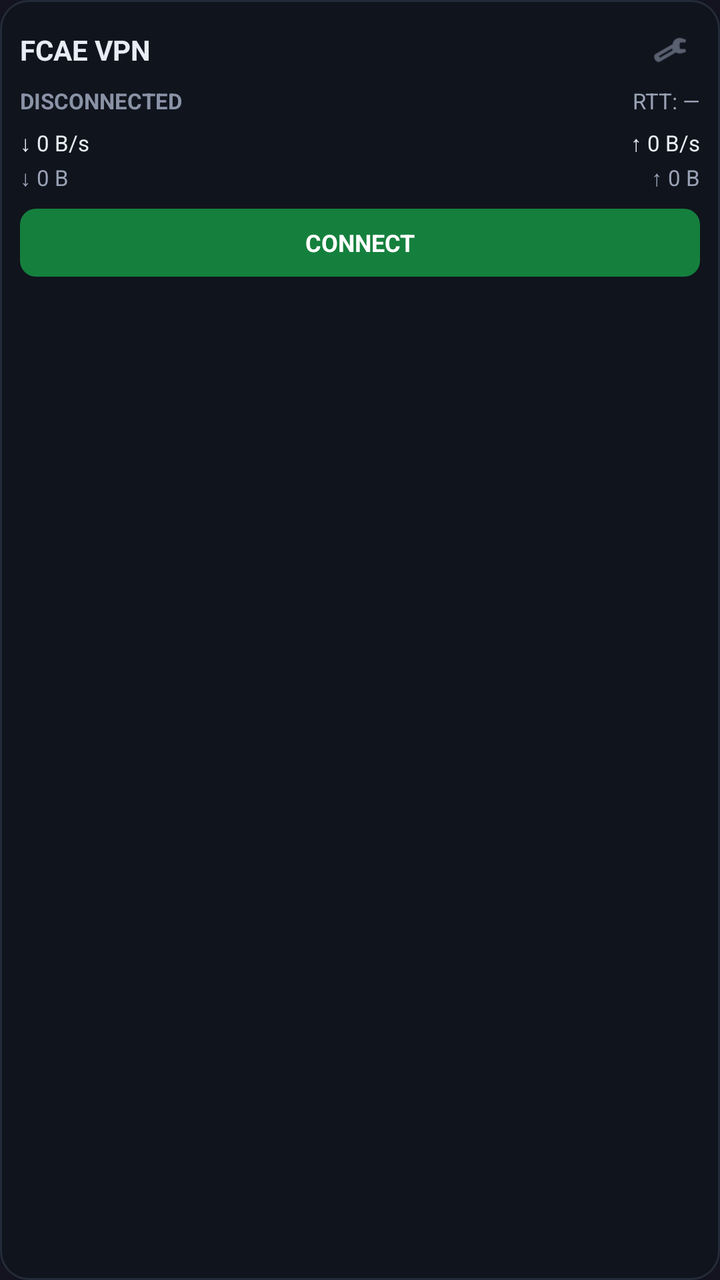
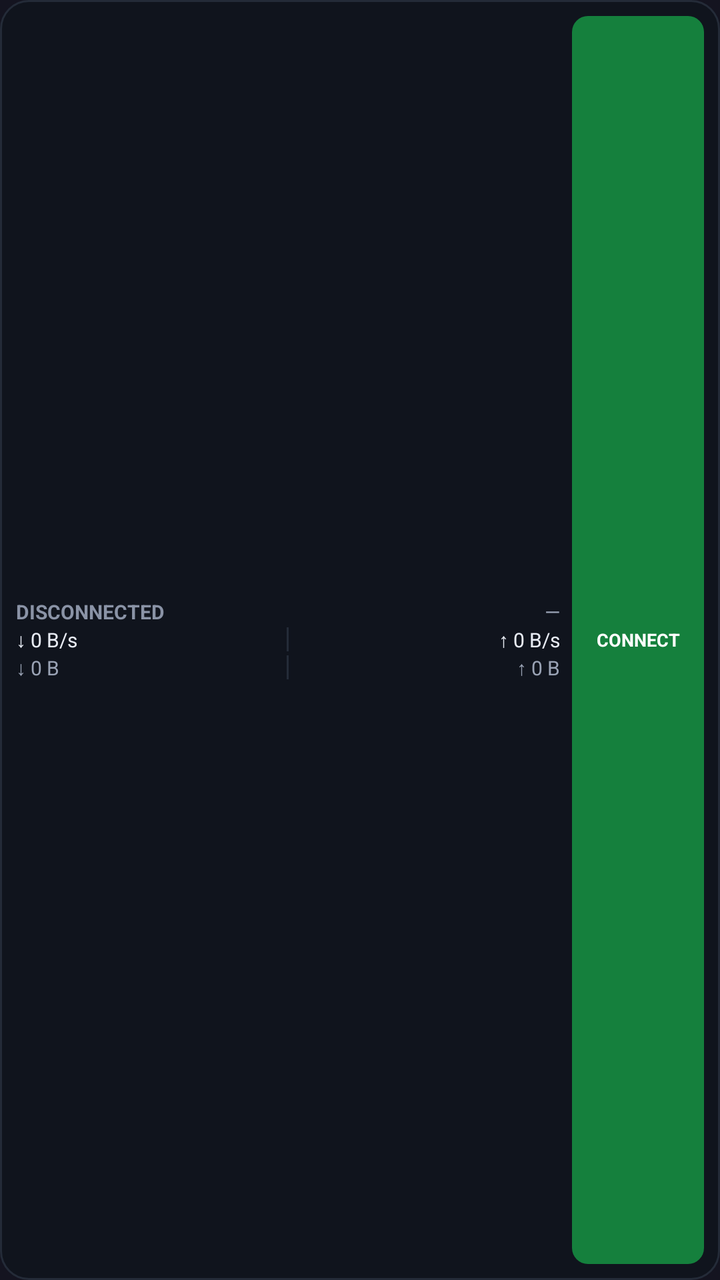

Compare the two renders of this Android layout. The source of the first and the diff that turns it into the second are given below.
<!-- AndroidManifest.xml: application theme Theme.FCAEVPN -->
<!-- res/layout/widget_vpn.xml -->
<?xml version="1.0" encoding="utf-8"?>
<LinearLayout xmlns:android="http://schemas.android.com/apk/res/android"
    android:id="@+id/widget_root"
    android:layout_width="match_parent"
    android:layout_height="match_parent"
    android:background="@drawable/widget_bg"
    android:orientation="vertical"
    android:padding="10dp">

    
    <LinearLayout
        android:id="@+id/widget_header"
        android:layout_width="match_parent"
        android:layout_height="wrap_content"
        android:gravity="center_vertical"
        android:orientation="horizontal">

        <TextView
            android:id="@+id/widget_title"
            android:layout_width="0dp"
            android:layout_height="wrap_content"
            android:layout_weight="1"
            android:text="FCAE VPN"
            android:textColor="#FFE8ECF4"
            android:textSize="14sp"
            android:textStyle="bold" />

        <ImageButton
            android:id="@+id/widget_btn_settings"
            android:layout_width="30dp"
            android:layout_height="30dp"
            android:background="@android:color/transparent"
            android:contentDescription="Settings"
            android:padding="6dp"
            android:scaleType="fitCenter"
            android:src="@android:drawable/ic_menu_preferences"
            android:tint="#FF8A93A6" />
    </LinearLayout>

    
    <LinearLayout
        android:layout_width="match_parent"
        android:layout_height="wrap_content"
        android:layout_marginTop="3dp"
        android:gravity="center_vertical"
        android:orientation="horizontal">

        <TextView
            android:id="@+id/widget_status"
            android:layout_width="0dp"
            android:layout_height="wrap_content"
            android:layout_weight="1"
            android:ellipsize="end"
            android:singleLine="true"
            android:text="DISCONNECTED"
            android:textColor="#FF8A93A6"
            android:textSize="11sp"
            android:textStyle="bold" />

        <TextView
            android:id="@+id/widget_rtt"
            android:layout_width="wrap_content"
            android:layout_height="wrap_content"
            android:layout_marginStart="6dp"
            android:singleLine="true"
            android:text="RTT: —"
            android:textColor="#FF9AA3B5"
            android:textSize="11sp" />
    </LinearLayout>

    
    <LinearLayout
        android:layout_width="match_parent"
        android:layout_height="wrap_content"
        android:layout_marginTop="6dp"
        android:orientation="horizontal">

        <TextView
            android:id="@+id/widget_rx_rate"
            android:layout_width="0dp"
            android:layout_height="wrap_content"
            android:layout_weight="1"
            android:ellipsize="end"
            android:singleLine="true"
            android:text="↓ 0 B/s"
            android:textColor="#FFE8ECF4"
            android:textSize="11sp" />

        <TextView
            android:id="@+id/widget_tx_rate"
            android:layout_width="0dp"
            android:layout_height="wrap_content"
            android:layout_weight="1"
            android:ellipsize="end"
            android:gravity="end"
            android:singleLine="true"
            android:text="↑ 0 B/s"
            android:textColor="#FFE8ECF4"
            android:textSize="11sp" />
    </LinearLayout>

    
    <LinearLayout
        android:layout_width="match_parent"
        android:layout_height="wrap_content"
        android:layout_marginTop="2dp"
        android:orientation="horizontal">

        <TextView
            android:id="@+id/widget_rx_total"
            android:layout_width="0dp"
            android:layout_height="wrap_content"
            android:layout_weight="1"
            android:ellipsize="end"
            android:singleLine="true"
            android:text="↓ 0 B"
            android:textColor="#FF9AA3B5"
            android:textSize="11sp" />

        <TextView
            android:id="@+id/widget_tx_total"
            android:layout_width="0dp"
            android:layout_height="wrap_content"
            android:layout_weight="1"
            android:ellipsize="end"
            android:gravity="end"
            android:singleLine="true"
            android:text="↑ 0 B"
            android:textColor="#FF9AA3B5"
            android:textSize="11sp" />
    </LinearLayout>

    
    <LinearLayout
        android:layout_width="match_parent"
        android:layout_height="wrap_content"
        android:layout_marginTop="8dp"
        android:gravity="center_vertical"
        android:orientation="horizontal">

        <TextView
            android:id="@+id/widget_btn_pause_resume"
            android:layout_width="0dp"
            android:layout_height="34dp"
            android:layout_marginEnd="8dp"
            android:layout_weight="1"
            android:background="@drawable/widget_btn_tun_stop"
            android:gravity="center"
            android:text="STOP"
            android:textColor="#FFFFFFFF"
            android:textSize="12sp"
            android:textStyle="bold"
            android:visibility="gone" />

        <TextView
            android:id="@+id/widget_btn_action"
            android:layout_width="0dp"
            android:layout_height="34dp"
            android:layout_weight="2"
            android:background="@drawable/widget_btn_connect"
            android:gravity="center"
            android:text="CONNECT"
            android:textColor="#FFFFFFFF"
            android:textSize="12sp"
            android:textStyle="bold" />
    </LinearLayout>

</LinearLayout>
<!-- resources referenced by this layout -->
<resources>
  <!-- drawable widget_bg (drawable) -->
  <?xml version="1.0" encoding="utf-8"?>
  <shape xmlns:android="http://schemas.android.com/apk/res/android"
      android:shape="rectangle">
      <solid android:color="#FF10141D" />
      <corners android:radius="14dp" />
      <stroke
          android:width="1dp"
          android:color="#FF242B38" />
  </shape>
  <!-- drawable widget_btn_connect (drawable) -->
  <?xml version="1.0" encoding="utf-8"?>
  <shape xmlns:android="http://schemas.android.com/apk/res/android"
      android:shape="rectangle">
      <solid android:color="#FF15803D" />
      <corners android:radius="8dp" />
  </shape>
  <!-- drawable widget_btn_tun_stop (drawable) -->
  <?xml version="1.0" encoding="utf-8"?>
  <shape xmlns:android="http://schemas.android.com/apk/res/android"
      android:shape="rectangle">
      <solid android:color="#FFB45309" />
      <corners android:radius="8dp" />
  </shape>
  <style name="Theme.FCAEVPN" parent="Theme.MaterialComponents.DayNight.NoActionBar">
          <item name="colorPrimary">#FF1A3A5C</item>
          <item name="colorPrimaryVariant">#FF0D2137</item>
          <item name="colorOnPrimary">#FFFFFFFF</item>
          <item name="android:windowBackground">#FF141420</item>
          
          <item name="android:textColorPrimary">#FFE8ECF4</item>
          <item name="android:textColorSecondary">#FFB0B8C8</item>
          
          <item name="android:editTextColor">#FFE8ECF4</item>
          <item name="android:textColorHint">#FF6B7280</item>
          
          <item name="android:colorControlActivated">#FF60A5FA</item>
          
          <item name="android:textColorLink">#FF60A5FA</item>
          
          <item name="android:windowLightStatusBar">false</item>
      </style>
</resources>

<!-- the commit's change to res/layout/widget_vpn.xml (unified diff, before → after) -->
@@ -4,164 +4,153 @@
     android:layout_width="match_parent"
     android:layout_height="match_parent"
     android:background="@drawable/widget_bg"
-    android:orientation="vertical"
-    android:padding="10dp">
+    android:orientation="horizontal"
+    android:padding="8dp">
 
-    
     <LinearLayout
         android:id="@+id/widget_header"
-        android:layout_width="match_parent"
-        android:layout_height="wrap_content"
+        android:layout_width="0dp"
+        android:layout_height="match_parent"
+        android:layout_weight="1"
         android:gravity="center_vertical"
-        android:orientation="horizontal">
+        android:orientation="vertical">
 
-        <TextView
-            android:id="@+id/widget_title"
-            android:layout_width="0dp"
+        <LinearLayout
+            android:layout_width="match_parent"
             android:layout_height="wrap_content"
-            android:layout_weight="1"
-            android:text="FCAE VPN"
-            android:textColor="#FFE8ECF4"
-            android:textSize="14sp"
-            android:textStyle="bold" />
+            android:gravity="center_vertical"
+            android:orientation="horizontal">
 
-        <ImageButton
-            android:id="@+id/widget_btn_settings"
-            android:layout_width="30dp"
-            android:layout_height="30dp"
-            android:background="@android:color/transparent"
-            android:contentDescription="Settings"
-            android:padding="6dp"
-            android:scaleType="fitCenter"
-            android:src="@android:drawable/ic_menu_preferences"
-            android:tint="#FF8A93A6" />
+            <TextView
+                android:id="@+id/widget_status"
+                android:layout_width="0dp"
+                android:layout_height="wrap_content"
+                android:layout_weight="1"
+                android:ellipsize="end"
+                android:singleLine="true"
+                android:text="DISCONNECTED"
+                android:textColor="#FF8A93A6"
+                android:textSize="10sp"
+                android:textStyle="bold" />
+
+            <TextView
+                android:id="@+id/widget_rtt"
+                android:layout_width="wrap_content"
+                android:layout_height="wrap_content"
+                android:layout_marginStart="4dp"
+                android:singleLine="true"
+                android:text="—"
+                android:textColor="#FF9AA3B5"
+                android:textSize="10sp" />
+        </LinearLayout>
+
+        <LinearLayout
+            android:layout_width="match_parent"
+            android:layout_height="wrap_content"
+            android:gravity="center_vertical"
+            android:orientation="horizontal">
+
+            <TextView
+                android:id="@+id/widget_rx_rate"
+                android:layout_width="0dp"
+                android:layout_height="wrap_content"
+                android:layout_weight="1"
+                android:ellipsize="end"
+                android:singleLine="true"
+                android:text="↓ 0 B/s"
+                android:textColor="#FFE8ECF4"
+                android:textSize="10sp" />
+
+            <View
+                android:layout_width="1dp"
+                android:layout_height="12dp"
+                android:layout_marginStart="4dp"
+                android:layout_marginEnd="4dp"
+                android:background="#FF242B38" />
+
+            <TextView
+                android:id="@+id/widget_tx_rate"
+                android:layout_width="0dp"
+                android:layout_height="wrap_content"
+                android:layout_weight="1"
+                android:ellipsize="end"
+                android:gravity="end"
+                android:singleLine="true"
+                android:text="↑ 0 B/s"
+                android:textColor="#FFE8ECF4"
+                android:textSize="10sp" />
+        </LinearLayout>
+
+        <LinearLayout
+            android:layout_width="match_parent"
+            android:layout_height="wrap_content"
+            android:gravity="center_vertical"
+            android:orientation="horizontal">
+
+            <TextView
+                android:id="@+id/widget_rx_total"
+                android:layout_width="0dp"
+                android:layout_height="wrap_content"
+                android:layout_weight="1"
+                android:ellipsize="end"
+                android:singleLine="true"
+                android:text="↓ 0 B"
+                android:textColor="#FF9AA3B5"
+                android:textSize="10sp" />
+
+            <View
+                android:layout_width="1dp"
+                android:layout_height="12dp"
+                android:layout_marginStart="4dp"
+                android:layout_marginEnd="4dp"
+                android:background="#FF242B38" />
+
+            <TextView
+                android:id="@+id/widget_tx_total"
+                android:layout_width="0dp"
+                android:layout_height="wrap_content"
+                android:layout_weight="1"
+                android:ellipsize="end"
+                android:gravity="end"
+                android:singleLine="true"
+                android:text="↑ 0 B"
+                android:textColor="#FF9AA3B5"
+                android:textSize="10sp" />
+        </LinearLayout>
     </LinearLayout>
 
-    
     <LinearLayout
-        android:layout_width="match_parent"
-        android:layout_height="wrap_content"
-        android:layout_marginTop="3dp"
-        android:gravity="center_vertical"
-        android:orientation="horizontal">
-
-        <TextView
-            android:id="@+id/widget_status"
-            android:layout_width="0dp"
-            android:layout_height="wrap_content"
-            android:layout_weight="1"
-            android:ellipsize="end"
-            android:singleLine="true"
-            android:text="DISCONNECTED"
-            android:textColor="#FF8A93A6"
-            android:textSize="11sp"
-            android:textStyle="bold" />
-
-        <TextView
-            android:id="@+id/widget_rtt"
-            android:layout_width="wrap_content"
-            android:layout_height="wrap_content"
-            android:layout_marginStart="6dp"
-            android:singleLine="true"
-            android:text="RTT: —"
-            android:textColor="#FF9AA3B5"
-            android:textSize="11sp" />
-    </LinearLayout>
-
-    
-    <LinearLayout
-        android:layout_width="match_parent"
-        android:layout_height="wrap_content"
-        android:layout_marginTop="6dp"
-        android:orientation="horizontal">
-
-        <TextView
-            android:id="@+id/widget_rx_rate"
-            android:layout_width="0dp"
-            android:layout_height="wrap_content"
-            android:layout_weight="1"
-            android:ellipsize="end"
-            android:singleLine="true"
-            android:text="↓ 0 B/s"
-            android:textColor="#FFE8ECF4"
-            android:textSize="11sp" />
-
-        <TextView
-            android:id="@+id/widget_tx_rate"
-            android:layout_width="0dp"
-            android:layout_height="wrap_content"
-            android:layout_weight="1"
-            android:ellipsize="end"
-            android:gravity="end"
-            android:singleLine="true"
-            android:text="↑ 0 B/s"
-            android:textColor="#FFE8ECF4"
-            android:textSize="11sp" />
-    </LinearLayout>
-
-    
-    <LinearLayout
-        android:layout_width="match_parent"
-        android:layout_height="wrap_content"
-        android:layout_marginTop="2dp"
-        android:orientation="horizontal">
-
-        <TextView
-            android:id="@+id/widget_rx_total"
-            android:layout_width="0dp"
-            android:layout_height="wrap_content"
-            android:layout_weight="1"
-            android:ellipsize="end"
-            android:singleLine="true"
-            android:text="↓ 0 B"
-            android:textColor="#FF9AA3B5"
-            android:textSize="11sp" />
-
-        <TextView
-            android:id="@+id/widget_tx_total"
-            android:layout_width="0dp"
-            android:layout_height="wrap_content"
-            android:layout_weight="1"
-            android:ellipsize="end"
-            android:gravity="end"
-            android:singleLine="true"
-            android:text="↑ 0 B"
-            android:textColor="#FF9AA3B5"
-            android:textSize="11sp" />
-    </LinearLayout>
-
-    
-    <LinearLayout
-        android:layout_width="match_parent"
-        android:layout_height="wrap_content"
-        android:layout_marginTop="8dp"
-        android:gravity="center_vertical"
-        android:orientation="horizontal">
+        android:layout_width="66dp"
+        android:layout_height="match_parent"
+        android:layout_marginStart="6dp"
+        android:orientation="vertical">
 
         <TextView
             android:id="@+id/widget_btn_pause_resume"
-            android:layout_width="0dp"
-            android:layout_height="34dp"
-            android:layout_marginEnd="8dp"
+            android:layout_width="match_parent"
+            android:layout_height="0dp"
+            android:layout_marginBottom="3dp"
             android:layout_weight="1"
             android:background="@drawable/widget_btn_tun_stop"
             android:gravity="center"
+            android:singleLine="true"
             android:text="STOP"
             android:textColor="#FFFFFFFF"
-            android:textSize="12sp"
+            android:textSize="9sp"
             android:textStyle="bold"
             android:visibility="gone" />
 
         <TextView
             android:id="@+id/widget_btn_action"
-            android:layout_width="0dp"
-            android:layout_height="34dp"
-            android:layout_weight="2"
+            android:layout_width="match_parent"
+            android:layout_height="0dp"
+            android:layout_weight="1"
             android:background="@drawable/widget_btn_connect"
             android:gravity="center"
+            android:singleLine="true"
             android:text="CONNECT"
             android:textColor="#FFFFFFFF"
-            android:textSize="12sp"
+            android:textSize="9sp"
             android:textStyle="bold" />
     </LinearLayout>
 
